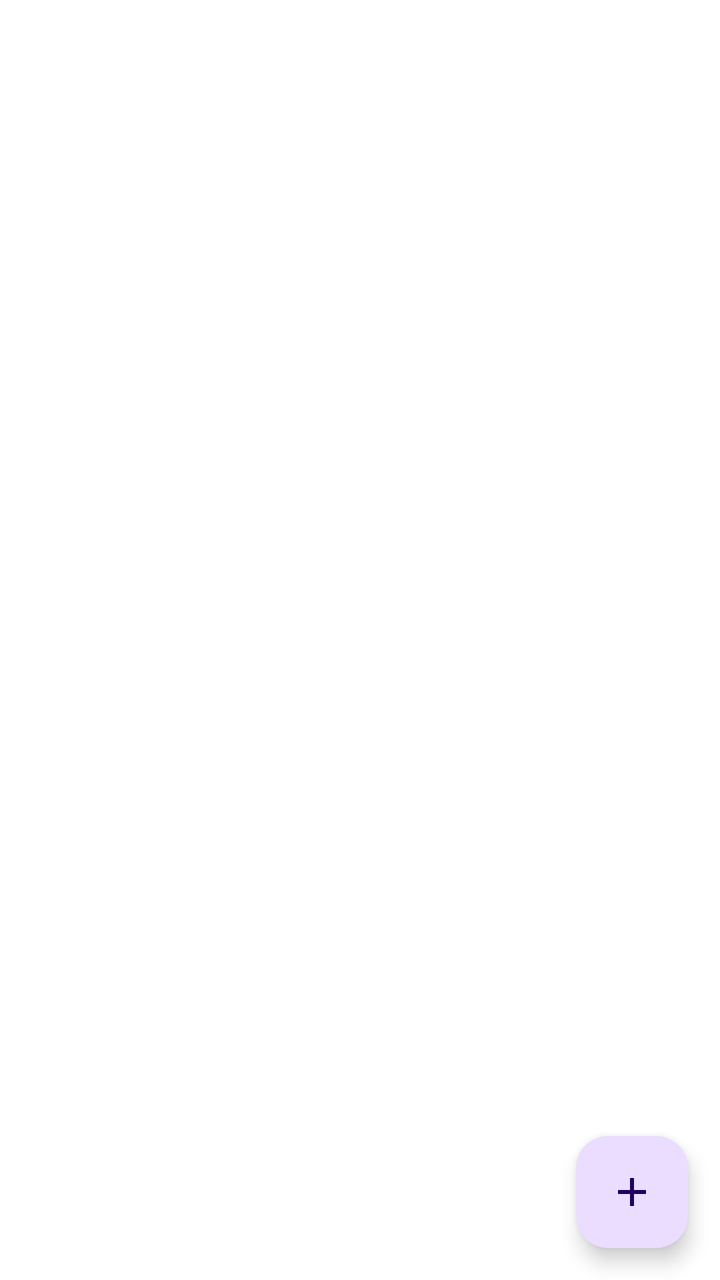
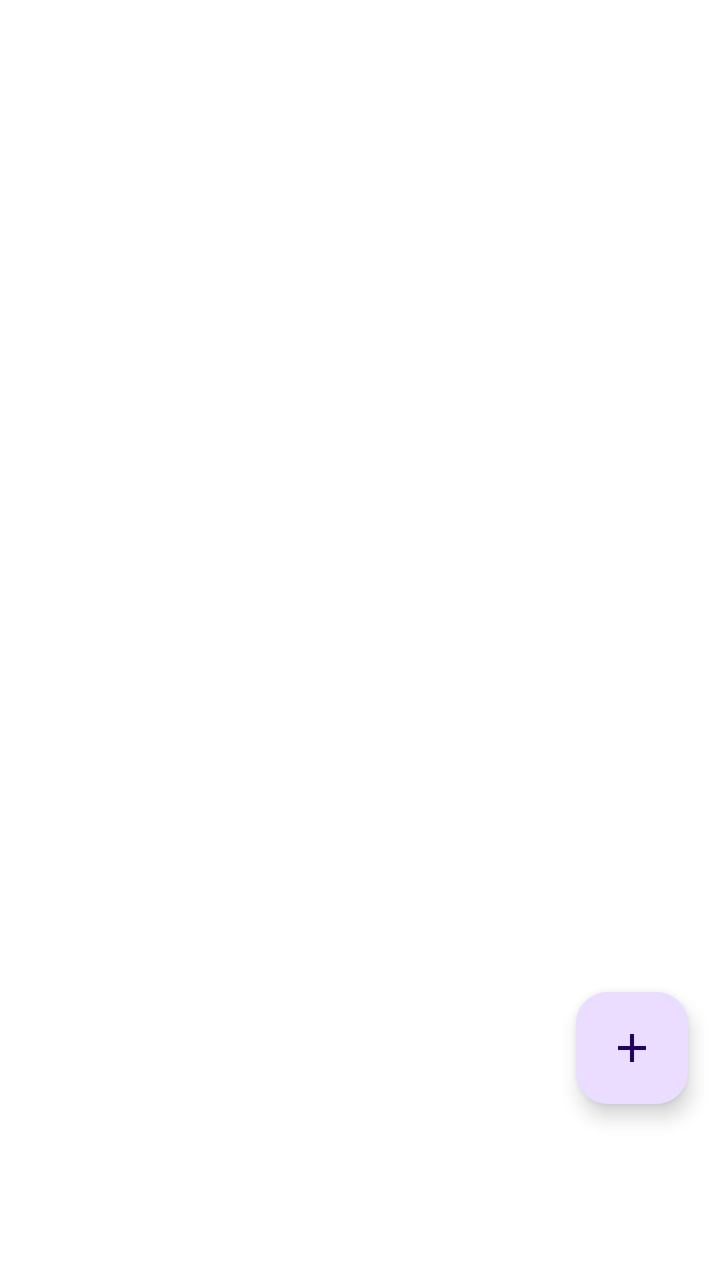

An Android layout rendered at two revisions. The XML below is the earlier revision; the diff shows what the commit changed to produce the second picture.
<!-- AndroidManifest.xml: application theme Theme.FermentTracker -->
<!-- res/layout/fragment_recipes.xml -->
<?xml version="1.0" encoding="utf-8"?>
<FrameLayout xmlns:android="http://schemas.android.com/apk/res/android"
    xmlns:app="http://schemas.android.com/apk/res-auto"
    xmlns:tools="http://schemas.android.com/tools"
    android:layout_width="match_parent"
    android:layout_height="match_parent"
    tools:context=".ui.recipes.RecipesFragment">

    <androidx.recyclerview.widget.RecyclerView
        android:id="@+id/recyclerView"
        android:layout_width="match_parent"
        android:layout_height="match_parent"
        android:clipToPadding="false"
        android:paddingTop="8dp"
        android:paddingBottom="72dp"
        app:layoutManager="androidx.recyclerview.widget.LinearLayoutManager"
        tools:listitem="@layout/item_recipe" />

    <LinearLayout
        android:id="@+id/emptyStateLayout"
        android:layout_width="wrap_content"
        android:layout_height="wrap_content"
        android:layout_gravity="center"
        android:orientation="vertical"
        android:visibility="gone">

        <ImageView
            android:layout_width="64dp"
            android:layout_height="64dp"
            android:layout_gravity="center_horizontal"
            android:src="@drawable/ic_recipe"
            app:tint="?attr/colorControlNormal" />

        <TextView
            android:layout_width="wrap_content"
            android:layout_height="wrap_content"
            android:layout_gravity="center_horizontal"
            android:layout_marginTop="16dp"
            android:text="@string/recipes_coming_soon"
            android:textAppearance="?attr/textAppearanceBody1" />

    </LinearLayout>

    <com.google.android.material.floatingactionbutton.FloatingActionButton
        android:id="@+id/btnAddNewRecipe"
        android:layout_width="wrap_content"
        android:layout_height="wrap_content"
        android:layout_gravity="bottom|end"
        android:layout_margin="16dp"
        android:layout_marginBottom="100dp"
        android:src="@drawable/ic_add"
        android:contentDescription="@string/add_new_recipe" />

    <Button
        android:id="@+id/btnDeleteSelectedRecipes"
        android:layout_width="wrap_content"
        android:layout_height="wrap_content"
        android:layout_gravity="bottom|start"
        android:layout_margin="16dp"
        android:layout_marginBottom="100dp"
        android:text="@string/delete_selected"
        android:visibility="gone" />

</FrameLayout>
<!-- res/layout/item_recipe.xml (included above) -->
<?xml version="1.0" encoding="utf-8"?>
<LinearLayout xmlns:android="http://schemas.android.com/apk/res/android"
    android:layout_width="match_parent"
    android:layout_height="wrap_content"
    android:orientation="vertical"
    android:padding="8dp">

    <TextView
        android:id="@+id/txtRecipeName"
        android:layout_width="wrap_content"
        android:layout_height="wrap_content"
        android:textSize="16sp"
        android:textStyle="bold" />

    <TextView
        android:id="@+id/tvRecipeType"
        android:layout_width="wrap_content"
        android:layout_height="wrap_content"
        android:textSize="14sp" />

</LinearLayout>
<!-- resources referenced by this layout -->
<resources>
  <!-- drawable ic_add (drawable) -->
  <vector xmlns:android="http://schemas.android.com/apk/res/android" android:height="24dp" android:tint="#000000" android:viewportHeight="24" android:viewportWidth="24" android:width="24dp">
        
      <path android:fillColor="?attr/colorOnSurfaceVariant" android:pathData="M19,13h-6v6h-2v-6H5v-2h6V5h2v6h6v2z"/>
      
  </vector>
  <!-- drawable ic_recipe (drawable) -->
  <vector xmlns:android="http://schemas.android.com/apk/res/android"
      android:width="24dp"
      android:height="24dp"
      android:viewportWidth="24"
      android:viewportHeight="24"
      android:tint="?attr/colorOnSurface">
      <path
          android:fillColor="?attr/colorOnSurfaceVariant"
          android:pathData="M18,2H6c-1.1,0 -2,0.9 -2,2v16c0,1.1 0.9,2 2,2h12c1.1,0 2,-0.9 2,-2V4c0,-1.1 -0.9,-2 -2,-2zM6,4h5v8l-2.5,-1.5L6,12V4z"/>
  </vector>
  <string name="add_new_recipe">Add New Recipe</string>
  <string name="delete_selected">Delete Selected</string>
  <string name="recipes_coming_soon">Recipes coming soon</string>
  <style name="Theme.FermentTracker" parent="Theme.Material3.DayNight.NoActionBar">
          <item name="windowActionBar">false</item>
          <item name="windowNoTitle">true</item>
  
          <item name="colorPrimary">@color/colorPrimary</item>
          <item name="colorOnPrimary">@color/onBackground</item>
          <item name="colorSecondary">@color/colorSecondary</item>
  
          <item name="android:windowBackground">@color/background</item>
          <item name="android:textColorPrimary">@color/onBackground</item>
          <item name="android:colorBackground">@color/background</item>
          <item name="android:navigationBarColor">@color/background</item>
          <item name="android:statusBarColor">@android:color/transparent</item>
  
          <item name="colorSurface">@color/surface</item>
          <item name="colorOnSurface">@color/onSurface</item>
          <item name="preferenceCategoryStyle">@style/FermentPreferenceCategory</item>
  
      </style>
  <color name="colorPrimary">#6200EE</color>
  <color name="onBackground">#000000</color>
  <color name="colorSecondary">#03DAC6</color>
  <color name="background">#FFFFFF</color>
  <color name="surface">#F5F5F5</color>
  <color name="onSurface">#212121</color>
  <style name="FermentPreferenceCategory" parent="Preference.Category.Material">
          <item name="android:textColor">?attr/colorOnSurfaceVariant</item>
          <item name="android:textStyle">bold</item>
          <item name="android:paddingTop">12dp</item>
          <item name="android:paddingBottom">6dp</item>
      </style>
</resources>

<!-- the commit's change to res/layout/fragment_recipes.xml (unified diff, before → after) -->
@@ -12,7 +12,7 @@
         android:layout_height="match_parent"
         android:clipToPadding="false"
         android:paddingTop="8dp"
-        android:paddingBottom="72dp"
+        android:paddingBottom="130dp"
         app:layoutManager="androidx.recyclerview.widget.LinearLayoutManager"
         tools:listitem="@layout/item_recipe" />
 
@@ -46,18 +46,18 @@
         android:layout_width="wrap_content"
         android:layout_height="wrap_content"
         android:layout_gravity="bottom|end"
-        android:layout_margin="16dp"
-        android:layout_marginBottom="100dp"
-        android:src="@drawable/ic_add"
-        android:contentDescription="@string/add_new_recipe" />
+        android:layout_marginEnd="16dp"
+        android:layout_marginBottom="88dp"
+        android:contentDescription="@string/add_new_recipe"
+        android:src="@drawable/ic_add" />
 
     <Button
         android:id="@+id/btnDeleteSelectedRecipes"
         android:layout_width="wrap_content"
         android:layout_height="wrap_content"
         android:layout_gravity="bottom|start"
-        android:layout_margin="16dp"
-        android:layout_marginBottom="100dp"
+        android:layout_marginStart="16dp"
+        android:layout_marginBottom="88dp"
         android:text="@string/delete_selected"
         android:visibility="gone" />
 
